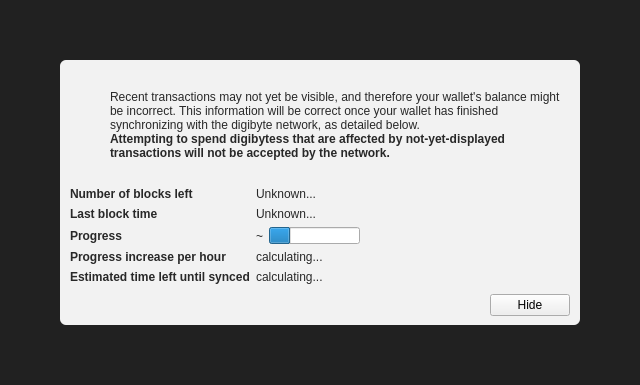
Before: the Qt Designer form src/qt/forms/modaloverlay.ui in digibyte/digibyte, drawn with Qt 5.
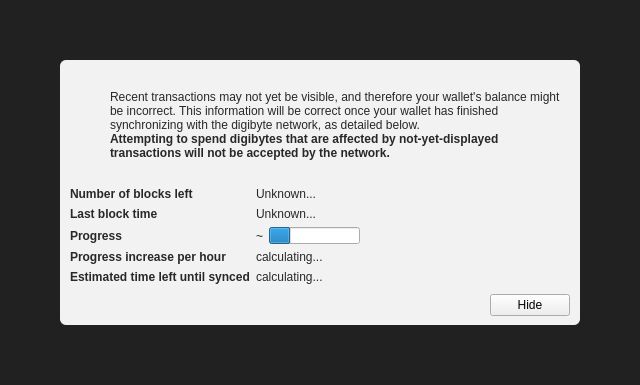
After: the same form once the commit is applied. Icons and pictures are not drawn. Custom widgets are drawn as their Qt base class.

Patch:
```diff
--- a/src/qt/forms/modaloverlay.ui
+++ b/src/qt/forms/modaloverlay.ui
@@ -149,7 +149,7 @@
                 </font>
                </property>
                <property name="text">
-                <string>Attempting to spend digibytess that are affected by not-yet-displayed transactions will not be accepted by the network.</string>
+                <string>Attempting to spend digibytes that are affected by not-yet-displayed transactions will not be accepted by the network.</string>
                </property>
                <property name="textFormat">
                 <enum>Qt::RichText</enum>
```
